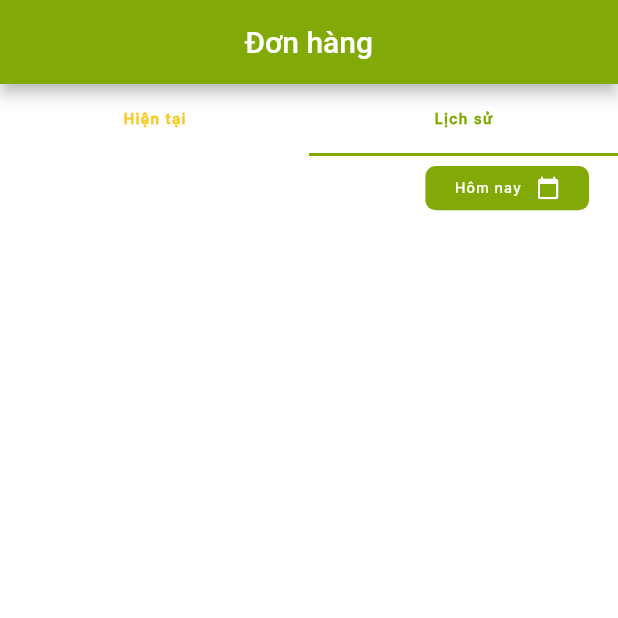
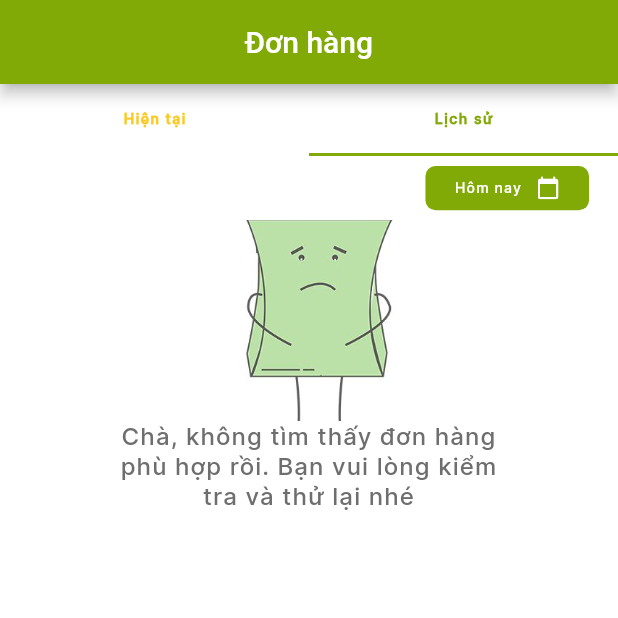
Before and after one commit to vy-lett-otsv/Sahami_App, a Flutter app: the MyOrderView screen opened directly, tab 2 chosen, on a phone screen of 412 x 824 dp, the top half of it. Run offline on Flutter 3.47's test engine with Material 2 defaults, Android fonts, the phone set to English and light mode, and no system bars; our stand-ins replace another_flushbar, cloud_firestore, dots_indicator, firebase_auth, firebase_core, firebase_messaging and 9 more; accounts and stored records are empty.

Commit message:
loading when convert my_order_view

```diff
--- a/lib/viewmodel/main_view_model.dart
+++ b/lib/viewmodel/main_view_model.dart
@@ -6,6 +6,7 @@ import '../views/screens/home/admin/customer_view.dart';
 import '../views/screens/home/admin/order_view.dart';
 import '../views/screens/home/admin/product_view.dart';
 import '../views/screens/home/admin/statistics_view.dart';
+import '../views/screens/home/user/profile_view.dart';
 
 class MainViewModel extends ChangeNotifier {
   List _pages = [];
@@ -28,7 +29,7 @@ class MainViewModel extends ChangeNotifier {
       _pages = const [
         HomeView(),
         MyOrderView(),
-        OrderView(),
+        ProfileView(),
       ];
     }
   }
--- a/lib/viewmodel/order_view_model.dart
+++ b/lib/viewmodel/order_view_model.dart
@@ -5,6 +5,7 @@ import 'package:intl/intl.dart';
 import 'package:sahami_app/data/remote/entity/order_entity.dart';
 import 'package:sahami_app/services/auth_service.dart';
 import 'package:sahami_app/views/constants/ui_color.dart';
+import '../enums/enum.dart';
 
 class OrderViewModel extends ChangeNotifier {
   int _currentProductTab = 0;
@@ -23,6 +24,10 @@ class OrderViewModel extends ChangeNotifier {
 
   String _date = "Hôm nay";
   String get date => _date;
+
+  ViewState _viewState = ViewState.idle;
+
+  ViewState get viewState => _viewState;
 
   void changeTab(productTab) {
     _currentProductTab = productTab;
@@ -105,6 +110,7 @@ class OrderViewModel extends ChangeNotifier {
   }
 
   Future<void> fetchOrder() async {
+    _viewState = ViewState.busy;
     final orderSnapshot = await docOrder
         .where("userEntity.id", isEqualTo: idUser)
         .where("orderStatus", isNotEqualTo: 'Đã hoàn thành')
@@ -113,6 +119,7 @@ class OrderViewModel extends ChangeNotifier {
     _orderList = getOrderListFromSnapshot(orderSnapshot);
     await listOrderByDay();
     notifyListeners();
+    _viewState = ViewState.success;
   }
 
   List<OrderEntity> getOrderListFromSnapshot(QuerySnapshot querySnapshot) {
--- a/lib/views/assets/asset_icons.dart
+++ b/lib/views/assets/asset_icons.dart
@@ -17,4 +17,8 @@ class AssetIcons {
   static const String iconDigitalNotPick = "assets/icons/ic-digital-not-pick.png";
   static const String iconDigitalPick = "assets/icons/ic-digital-pick.png";
   static const String iconOrderEmpty = "assets/icons/ic-order-empty.jpg";
+  static const String iconPhone = "assets/icons/ic-phone.png";
+  static const String iconProfileEmail = "assets/icons/ic-profile-email.png";
+  static const String iconLocation = "assets/icons/ic_location.png";
+  static const String iconLogout = "assets/icons/ic-logout.png";
 }
--- a/lib/views/constants/ui_strings.dart
+++ b/lib/views/constants/ui_strings.dart
@@ -8,8 +8,8 @@ class UIStrings {
   static const String signUp = "Sign up";
   static const String signIn = "Sign in";
   static const String email = "Email";
-  static const String phone = "Phone number";
-  static const String logout = "Log out";
+  static const String phone = "Số điện thoại";
+  static const String logout = "Đăng xuất";
 
   static const String product = "Product";
   static const String order = "Order";
@@ -148,6 +148,11 @@ class UIStrings {
   //order
  static const String myOrder = "Đơn hàng";
  static const String myOrderEmpty = "Hiện tại bạn không có đơn hàng nào";
-  static const String rate = "Đánh giá";
+ static const String myOrderFinishEmpty = "Chà, không tìm thấy đơn hàng phù hợp rồi. Bạn vui lòng kiểm tra và thử lại nhé";
+ static const String rate = "Đánh giá";
+
+ //profile
+  static const String updatePhone = "Cập nhật số điện thoại";
+  static const String update = "Cập nhật";
 
 }
--- a/lib/views/screens/home/user/my_order_view.dart
+++ b/lib/views/screens/home/user/my_order_view.dart
@@ -1,6 +1,7 @@
 import 'package:flutter/material.dart';
 import 'package:intl/intl.dart';
 import 'package:provider/provider.dart';
+import 'package:sahami_app/enums/enum.dart';
 import 'package:sahami_app/viewmodel/order_view_model.dart';
 import 'package:sahami_app/views/assets/asset_icons.dart';
 import 'package:sahami_app/views/widget/ui_text.dart';
@@ -25,7 +26,8 @@ class _MyOrderViewState extends State<MyOrderView>
 
   @override
   void initState() {
-    _tabController = TabController(vsync: this, length: DataLocal.orderTabs.length);
+    _tabController =
+        TabController(vsync: this, length: DataLocal.orderTabs.length);
     _orderViewModel.updateChangeTab(_tabController);
     _orderViewModel.formatDate();
     super.initState();
@@ -64,19 +66,23 @@ class _MyOrderViewState extends State<MyOrderView>
                       child: TabBarView(
                     controller: _tabController,
                     children: [
-                      orderViewModel.orderList.isEmpty
+                      orderViewModel.viewState == ViewState.busy
+                          ? const Center(child: CircularProgressIndicator())
+                          : orderViewModel.orderList.isEmpty
                               ? Column(
                                   children: [
                                     Image.asset(
                                       AssetIcons.iconOrderEmpty,
                                       width: DimensManager.dimens.setWidth(200),
-                                  height: DimensManager.dimens.setHeight(200),
+                                      height:
+                                          DimensManager.dimens.setHeight(200),
                                       fit: BoxFit.cover,
                                     ),
                                     const UIText(UIStrings.myOrderEmpty)
                                   ],
                                 )
-                          : _buildListOrder(false, orderViewModel.orderList),
+                              : _buildListOrder(
+                                  false, orderViewModel.orderList),
                       Column(
                         children: [
                           Align(
@@ -87,36 +93,66 @@ class _MyOrderViewState extends State<MyOrderView>
                               },
                               child: Container(
                                   decoration: BoxDecoration(
-                                  borderRadius: BorderRadius.circular(DimensManager.dimens.setRadius(10)),
+                                    borderRadius: BorderRadius.circular(
+                                        DimensManager.dimens.setRadius(10)),
                                     color: UIColors.primary,
                                   ),
                                   margin: EdgeInsets.symmetric(
-                                  horizontal: DimensManager.dimens.setWidth(10),
-                                  vertical: DimensManager.dimens.setHeight(10)
-                                ),
+                                      horizontal:
+                                          DimensManager.dimens.setWidth(10),
+                                      vertical:
+                                          DimensManager.dimens.setHeight(10)),
                                   padding: EdgeInsets.symmetric(
-                                    horizontal: DimensManager.dimens.setWidth(10),
-                                    vertical: DimensManager.dimens.setHeight(10)
-                                ),
+                                      horizontal:
+                                          DimensManager.dimens.setWidth(10),
+                                      vertical:
+                                          DimensManager.dimens.setHeight(10)),
                                   child: Row(
                                     mainAxisSize: MainAxisSize.min,
-                                  crossAxisAlignment: CrossAxisAlignment.center,
+                                    crossAxisAlignment:
+                                        CrossAxisAlignment.center,
                                     children: [
                                       UIText(
                                         orderViewModel.date,
                                         color: UIColors.white,
                                         size: DimensManager.dimens.setSp(14),
                                       ),
-                                    SizedBox(width: DimensManager.dimens.setWidth(5),),
-                                    Icon(Icons.calendar_today,size: DimensManager.dimens.setSp(24), color: UIColors.white,)
+                                      SizedBox(
+                                        width: DimensManager.dimens.setWidth(5),
+                                      ),
+                                      Icon(
+                                        Icons.calendar_today,
+                                        size: DimensManager.dimens.setSp(24),
+                                        color: UIColors.white,
+                                      )
                                     ],
-                                )
-                              ),
+                                  )),
                             ),
                           ),
                           Expanded(
-                              child: _buildListOrder(true, orderViewModel.orderListFinish)
+                              child: orderViewModel.orderListFinish.isEmpty
+                                  ? Column(
+                                      children: [
+                                        Image.asset(
+                                          AssetIcons.iconOrderEmpty,
+                                          width: DimensManager.dimens
+                                              .setWidth(200),
+                                          height: DimensManager.dimens
+                                              .setHeight(200),
+                                          fit: BoxFit.cover,
+                                        ),
+                                        Container(
+                                            margin: EdgeInsets.symmetric(
+                                                horizontal: DimensManager.dimens
+                                                    .setWidth(40)),
+                                            child: const UIText(
+                                              UIStrings.myOrderFinishEmpty,
+                                              textAlign: TextAlign.center,
+                                            ))
+                                      ],
                                     )
+                                  : _buildListOrder(
+                                      true, orderViewModel.orderListFinish))
                         ],
                       ),
                     ],
@@ -155,21 +191,25 @@ class _MyOrderViewState extends State<MyOrderView>
                     ],
                   ),
                 ),
-                SizedBox(height: DimensManager.dimens.setHeight(10),),
+                SizedBox(
+                  height: DimensManager.dimens.setHeight(10),
+                ),
                 Flexible(
                   flex: 5,
                   child: Row(
                     children: [
                       ClipRRect(
-                          borderRadius:
-                          BorderRadius.circular(DimensManager.dimens.setRadius(15)),
+                          borderRadius: BorderRadius.circular(
+                              DimensManager.dimens.setRadius(15)),
                           child: Image.network(
                             orderList[index].items[0]['image'],
                             width: DimensManager.dimens.setWidth(100),
                             height: DimensManager.dimens.setHeight(120),
                             fit: BoxFit.cover,
                           )),
-                      SizedBox(width: DimensManager.dimens.setWidth(10),),
+                      SizedBox(
+                        width: DimensManager.dimens.setWidth(10),
+                      ),
                       Expanded(
                         child: Column(
                           crossAxisAlignment: CrossAxisAlignment.start,
@@ -196,15 +236,15 @@ class _MyOrderViewState extends State<MyOrderView>
                                   flex: 2,
                                   child: Container(
                                     padding: EdgeInsets.symmetric(
-                                        horizontal: DimensManager.dimens.setWidth(5),
-                                        vertical: DimensManager.dimens.setHeight(5)
-                                    ),
+                                        horizontal:
+                                            DimensManager.dimens.setWidth(5),
+                                        vertical:
+                                            DimensManager.dimens.setHeight(5)),
                                     decoration: BoxDecoration(
-                                        borderRadius: BorderRadius.circular(DimensManager.dimens.setRadius(20)),
+                                        borderRadius: BorderRadius.circular(
+                                            DimensManager.dimens.setRadius(20)),
                                         border: Border.all(
-                                            color: UIColors.primary
-                                        )
-                                    ),
+                                            color: UIColors.primary)),
                                     child: UIText(
                                       '${orderList[index].orderStatus}',
                                       color: UIColors.primary,
@@ -219,20 +259,22 @@ class _MyOrderViewState extends State<MyOrderView>
                     ],
                   ),
                 ),
-                history ?
-                Flexible(
+                history
+                    ? Flexible(
                         flex: 1,
                         child: Container(
                           padding: EdgeInsets.only(
                               top: DimensManager.dimens.setHeight(5),
-                          left: DimensManager.dimens.setWidth(15)
+                              left: DimensManager.dimens.setWidth(15)),
+                          child: UIText(
+                            UIStrings.rate,
+                            color: UIColors.primary,
+                            decoration: TextDecoration.underline,
                           ),
-                        child: UIText(UIStrings.rate, color: UIColors.primary, decoration: TextDecoration.underline,),
-                    )
-                ) : Container()
+                        ))
+                    : Container()
               ],
-            )
-        );
+            ));
       },
       separatorBuilder: (BuildContext context, int index) => const Divider(),
     );
```
Also changed, not shown: lib/viewmodel/profile_view_model.dart (added, +28 -0 lines), lib/views/screens/home/user/profile_view.dart (added, +228 -0 lines), assets/icons/ic-logout.png (added), assets/icons/ic-phone.png (added), assets/icons/ic-profile-email.png (added), assets/icons/ic_location.png (added). Lines whose indentation alone changed are shown as unchanged.
